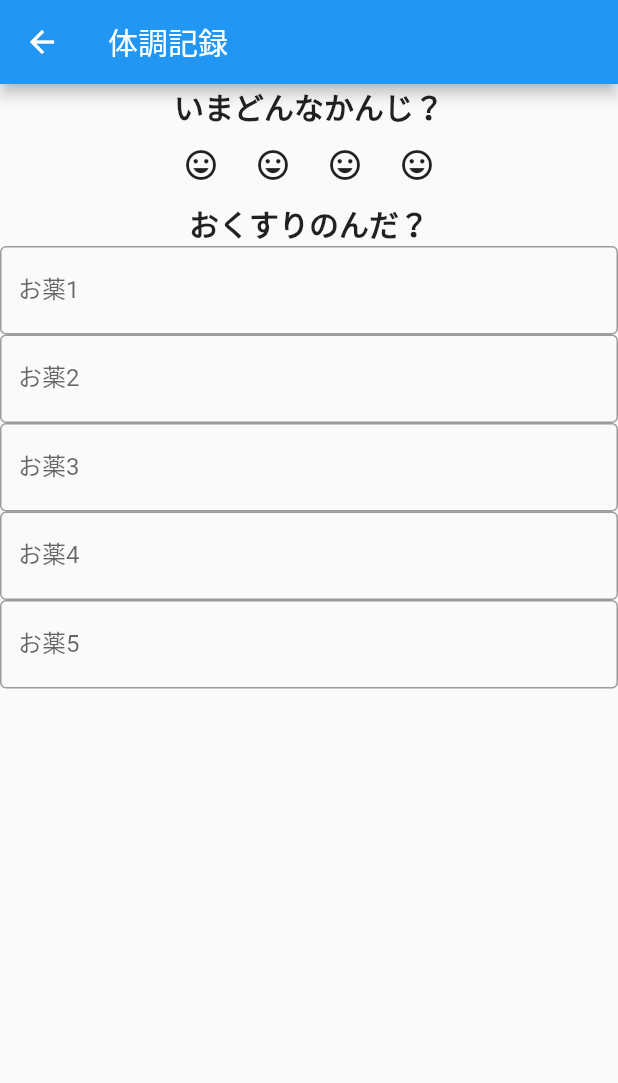
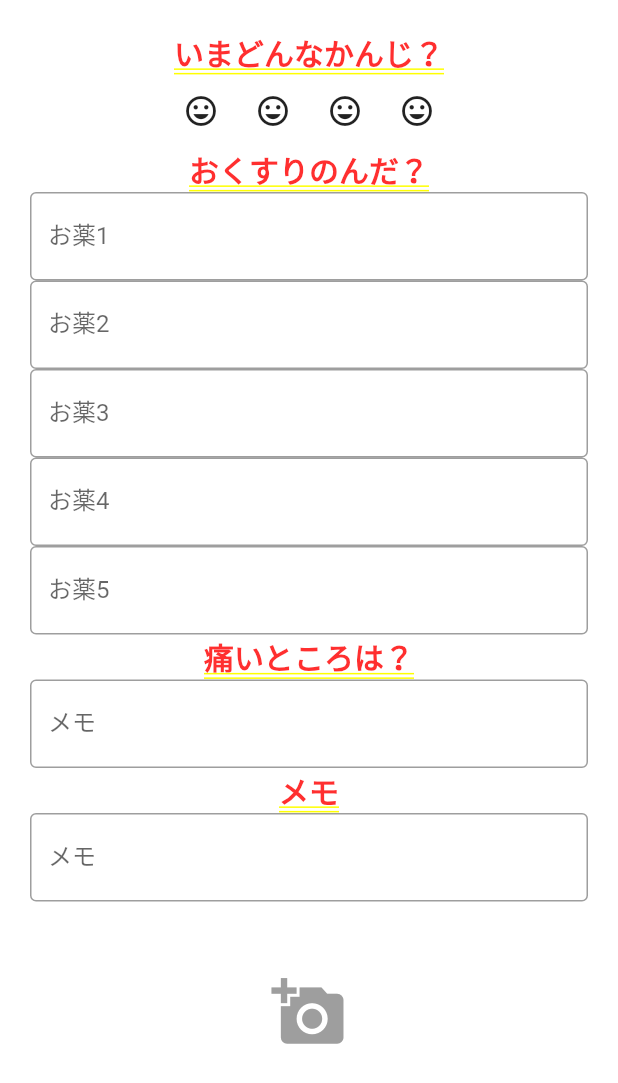
Before and after one commit to captain-blue210/itete_no_suke_flutter, a Flutter app: the screen it shows after launch, after a tap on "体調を記録する", on a phone screen of 412 x 824 dp. Shown: the top 1083 px of the screen. Run offline on Flutter 3.47's test engine with Material 2 defaults, Android fonts, the phone set to English and light mode, and no system bars.

Commit message:
style : update pain_record_page to SingleChildScrollView

```diff
--- a/lib/view/pages/pain_record.dart
+++ b/lib/view/pages/pain_record.dart
@@ -10,11 +10,12 @@ class PainRecordPage extends StatefulWidget {
 class _PainRecordPageState extends State<PainRecordPage> {
   @override
   Widget build(BuildContext context) {
-    return Scaffold(
-      appBar: AppBar(
-        title: const Text('体調記録'),
-      ),
-      body: SafeArea(
+    return Padding(
+      padding:
+          EdgeInsets.only(bottom: MediaQuery.of(context).viewInsets.bottom),
+      child: SingleChildScrollView(
+        child: Container(
+          padding: EdgeInsets.all(20),
           child: Column(
             children: [
               const Text(
@@ -87,7 +88,51 @@ class _PainRecordPageState extends State<PainRecordPage> {
                   ),
                 ],
               ),
+              const Text(
+                '痛いところは？',
+                style: TextStyle(
+                  fontSize: 20,
+                  fontWeight: FontWeight.bold,
+                ),
+              ),
+              Column(crossAxisAlignment: CrossAxisAlignment.stretch, children: [
+                TextField(
+                    keyboardType: TextInputType.multiline,
+                    maxLines: null,
+                    minLines: 1,
+                    decoration: InputDecoration(
+                      border: OutlineInputBorder(),
+                      labelText: 'メモ',
+                    )),
+              ]),
+              const Text(
+                'メモ',
+                style: TextStyle(
+                  fontSize: 20,
+                  fontWeight: FontWeight.bold,
+                ),
+              ),
+              Column(crossAxisAlignment: CrossAxisAlignment.stretch, children: [
+                SizedBox(
+                  height: 100,
+                  child: TextField(
+                    keyboardType: TextInputType.multiline,
+                    maxLines: null,
+                    decoration: InputDecoration(
+                      border: OutlineInputBorder(),
+                      labelText: 'メモ',
+                    ),
+                  ),
+                ),
+              ]),
+              IconButton(
+                icon: Icon(Icons.add_a_photo),
+                color: Colors.grey,
+                iconSize: 50,
+                onPressed: () {},
+              ),
             ],
+          ),
         ),
       ),
     );
```
Lines whose indentation alone changed are shown as unchanged.
